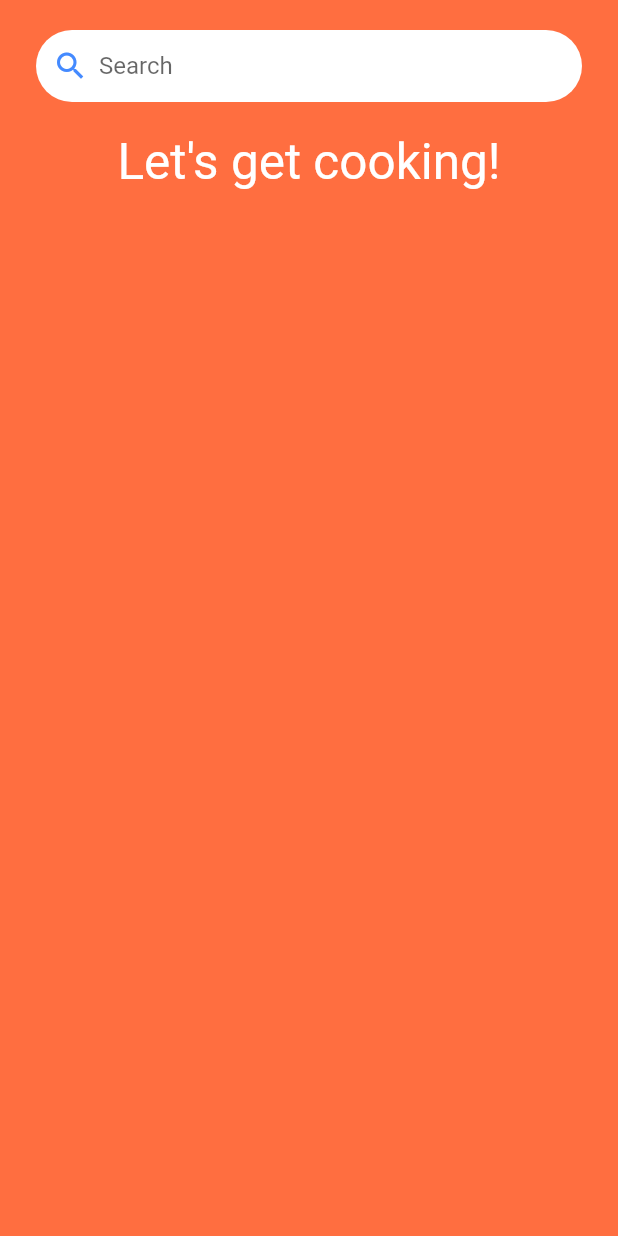
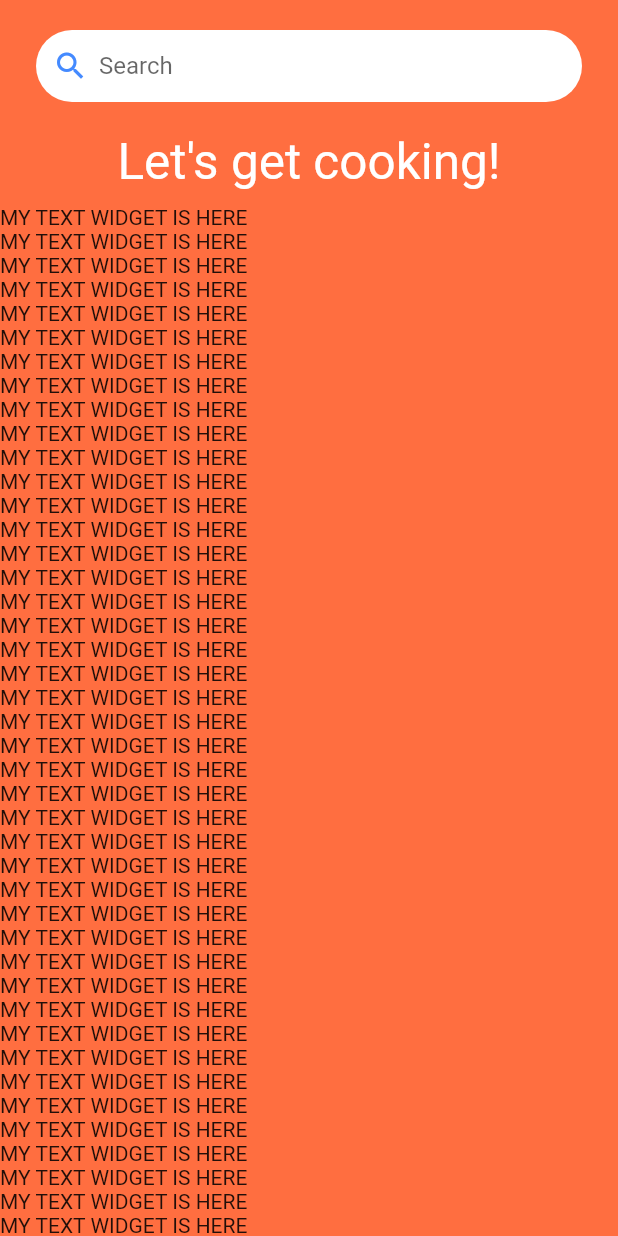
Before and after one commit to charanravi-online/GetWeather-Flutter-Weather-App-, a Flutter app: the screen it shows after launch, on a phone screen of 412 x 824 dp. Run offline on Flutter 3.47's test engine with Material 2 defaults, Android fonts, the phone set to English and light mode, and no system bars; missing offline and left inert: dart:ffi; Roboto replaces fonts that are missing (Poppins).

Commit message:
added scrollable widgets success

```diff
--- a/lib/pages/hompage.dart
+++ b/lib/pages/hompage.dart
@@ -51,7 +51,8 @@ class _HomePageState extends State<HomePage> {
               //     colors: [Color(0xff213A50), Color(0xff071938)]),
             ),
           ),
-          Column(
+          SingleChildScrollView(
+            child: Column(
               children: [
                 //Search Bar
                 SafeArea(
@@ -111,11 +112,25 @@ class _HomePageState extends State<HomePage> {
                       // )
                     ],
                   ),
-              )
+                ),
+                Container(
+                  child: ListView.builder(
+                    physics: NeverScrollableScrollPhysics(),
+                      shrinkWrap: true,
+                      itemCount: 120,
+                      itemBuilder: (context, index) {
+                        return MyText();
+                      }),
+                ),
               ],
+            ),
           )
         ],
       ),
     );
   }
 }
+
+Widget MyText() {
+  return Text("MY TEXT WIDGET IS HERE");
+}
```
Lines whose indentation alone changed are shown as unchanged.
